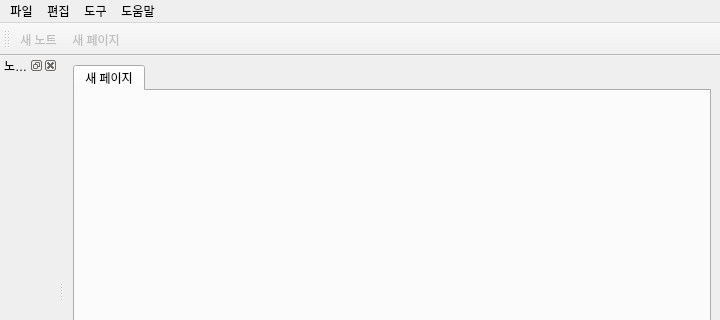
bluekyu/kyuNotebook, file ui/mainWindow.ui: the form before one commit; both pictures show x 0 to 720 and y 0 to 320 of the 720 by 547 pixel window.
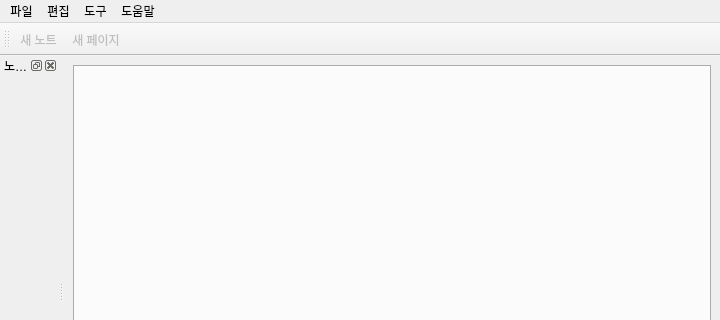
The form after the commit.

Commit message: textEidtor.py 추가 및 새 페이지 기능 완료

```diff
--- a/ui/mainWindow.ui
+++ b/ui/mainWindow.ui
@@ -20,12 +20,6 @@
       <property name="currentIndex">
        <number>0</number>
       </property>
-      <widget class="QWidget" name="newPage">
-       <attribute name="title">
-        <string>새 페이지</string>
-       </attribute>
-       <layout class="QHBoxLayout" name="horizontalLayout_3"/>
-      </widget>
      </widget>
     </item>
    </layout>
```
Left out of the diff: 2 changed lines with no effect on the pictures. The commit also changes 3 other files.
